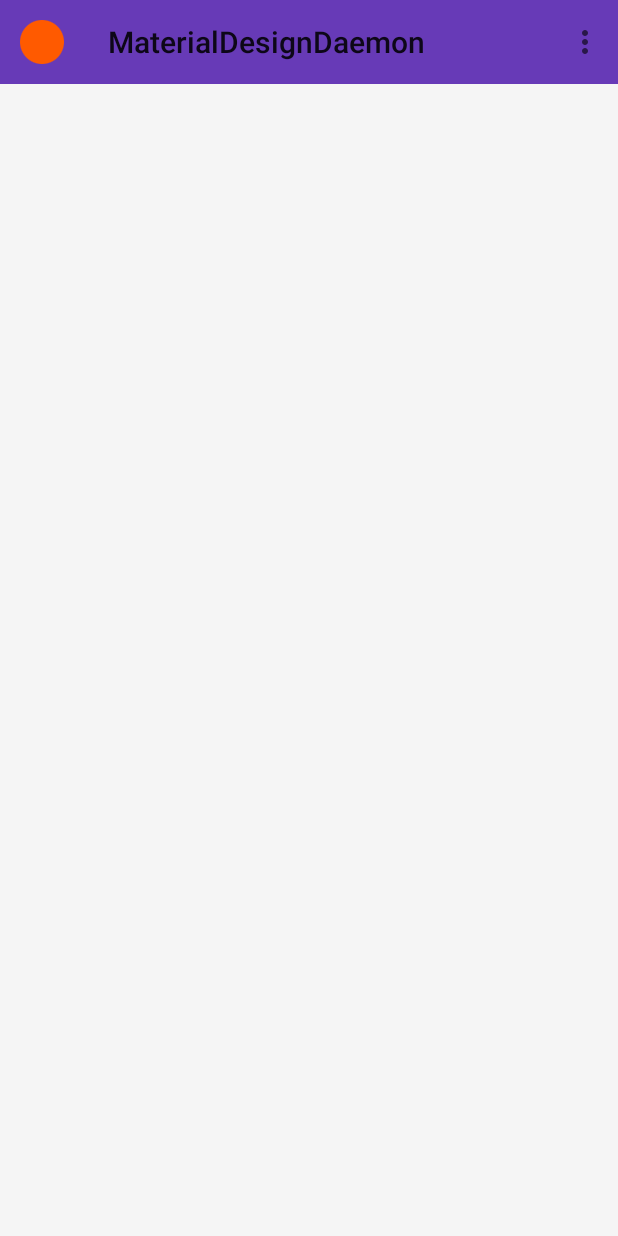
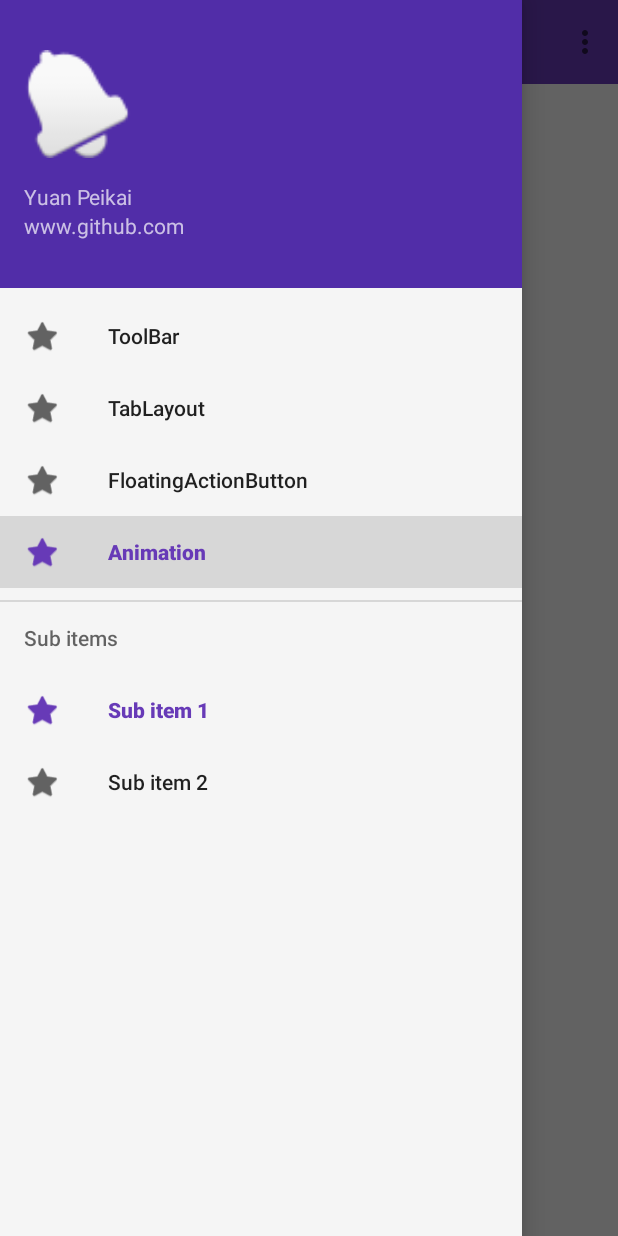
Before and after one commit to dacaoyuan/MaterialDesign, an Android app: the NavigationViewActivity screen opened directly, with no data from a screen before it, in the side drawer, after a tap on "Sub item 1", on a phone screen of 412 x 824 dp. Run offline under Robolectric (Android 15) with nearby library versions, the phone set to English and light mode, and no system bars.

Commit message:
添加了动画

```diff
--- a/app/src/main/AndroidManifest.xml
+++ b/app/src/main/AndroidManifest.xml
@@ -21,6 +21,7 @@
             android:theme="@style/Theme.DesignDemo" />
         <activity android:name=".ToolbarActivity" />
         <activity android:name=".TabLayoutActivity" />
+        <activity android:name=".AnimationActivity"></activity>
     </application>
 
 </manifest>
--- a/app/src/main/java/com/everyoo/materialdesign/MainActivity.java
+++ b/app/src/main/java/com/everyoo/materialdesign/MainActivity.java
@@ -90,7 +90,6 @@ public class MainActivity extends AppCompatActivity {
         //textInputLayoutPassword.setPasswordVisibilityToggleContentDescription();//该功能是为Talkback或其他无障碍功能提供的。
 
 
-
         EditText editTextPass = textInputLayoutPassword.getEditText();//得到EditText的控件实例。
 
 
@@ -121,7 +120,7 @@ public class MainActivity extends AppCompatActivity {
         log.setOnClickListener(new View.OnClickListener() {
             @Override
             public void onClick(View v) {
-                startActivity(new Intent(MainActivity.this, ToolbarActivity.class));
+                startActivity(new Intent(MainActivity.this, NavigationViewActivity.class));
             }
         });
 
--- a/app/src/main/java/com/everyoo/materialdesign/NavigationViewActivity.java
+++ b/app/src/main/java/com/everyoo/materialdesign/NavigationViewActivity.java
@@ -1,5 +1,6 @@
 package com.everyoo.materialdesign;
 
+import android.content.Intent;
 import android.support.annotation.NonNull;
 import android.support.design.widget.NavigationView;
 import android.support.v4.view.GravityCompat;
@@ -8,11 +9,14 @@ import android.support.v7.app.ActionBar;
 import android.support.v7.app.AppCompatActivity;
 import android.os.Bundle;
 import android.support.v7.widget.Toolbar;
+import android.text.TextUtils;
+import android.util.Log;
 import android.view.Menu;
 import android.view.MenuItem;
 
 
 public class NavigationViewActivity extends AppCompatActivity {
+    private static final String TAG = "NavigationViewActivity";
     private DrawerLayout mDrawerLayout;
     private NavigationView mNavigationView;
 
@@ -34,7 +38,6 @@ public class NavigationViewActivity extends AppCompatActivity {
         setupDrawerContent(mNavigationView);
 
 
-
     }
 
     private void setupDrawerContent(NavigationView mNavigationView) {
@@ -42,8 +45,42 @@ public class NavigationViewActivity extends AppCompatActivity {
         mNavigationView.setNavigationItemSelectedListener(new NavigationView.OnNavigationItemSelectedListener() {
             @Override
             public boolean onNavigationItemSelected(@NonNull MenuItem item) {
+                System.out.println("NavigationViewActivity.onNavigationItemSelected");
+                Log.i(TAG, "onNavigationItemSelected:  item.getItemId()= " + item.getItemId());
+                Log.i(TAG, "onNavigationItemSelected:  item.toString()= " + item.toString());
+
+                Log.i(TAG, "onNavigationItemSelected:  item.getTitle()= " + item.getTitle());
+                Log.i(TAG, "onNavigationItemSelected:  item.getSubMenu()= " + item.getSubMenu());
+                Log.i(TAG, "onNavigationItemSelected:  item.getGroupId()= " + item.getGroupId());
+
+                Log.i(TAG, "onNavigationItemSelected:  item.getIcon()= " + item.getIcon());
+                Log.i(TAG, "onNavigationItemSelected:  item.getTitleCondensed()= " + item.getTitleCondensed());
+
+                if (!TextUtils.isEmpty(item.getTitle()) && item.getTitle().equals("ToolBar")) {
+                    startActivity(new Intent(NavigationViewActivity.this, ToolbarActivity.class));
+                    item.setChecked(true);
+                    //item.setIcon(R.mipmap.bg_personal_center_number);
+                }
+                if (!TextUtils.isEmpty(item.getTitle()) && item.getTitle().equals("TabLayout")) {
+                    startActivity(new Intent(NavigationViewActivity.this, TabLayoutActivity.class));
+                    item.setChecked(true);
+                    //item.setIcon(R.mipmap.bg_personal_center_number);
+                }
+                if (!TextUtils.isEmpty(item.getTitle()) && item.getTitle().equals("FloatingActionButton")) {
+                    startActivity(new Intent(NavigationViewActivity.this, FloatingActionButtonActivity.class));
+                    item.setChecked(true);
+                    //item.setIcon(R.mipmap.bg_personal_center_number);
+                }
+
+                if (!TextUtils.isEmpty(item.getTitle()) && item.getTitle().equals("Animation")) {
+                    startActivity(new Intent(NavigationViewActivity.this, AnimationActivity.class));
+                    item.setChecked(true);
+                    //item.setIcon(R.mipmap.bg_personal_center_number);
+                }
+
+
                 item.setChecked(true);
-                mDrawerLayout.closeDrawers();//关闭所有当前打开抽屉视图
+                // mDrawerLayout.closeDrawers();//关闭所有当前打开抽屉视图
                 return true;
             }
         });
--- a/app/src/main/res/layout/activity_floating_action_button.xml
+++ b/app/src/main/res/layout/activity_floating_action_button.xml
@@ -1,5 +1,6 @@
 <?xml version="1.0" encoding="utf-8"?>
 <RelativeLayout xmlns:android="http://schemas.android.com/apk/res/android"
+    xmlns:app="http://schemas.android.com/apk/res-auto"
     xmlns:tools="http://schemas.android.com/tools"
     android:id="@+id/activity_floating_action_button"
     android:layout_width="match_parent"
@@ -33,7 +34,9 @@
         android:layout_height="wrap_content"
         android:layout_centerHorizontal="true"
         android:layout_centerVertical="true"
-        android:src="@android:drawable/ic_input_add">
+        android:padding="30dp"
+        android:src="@android:drawable/ic_input_add"
+        app:layout_anchorGravity="bottom|right|end">
 
 
     </android.support.design.widget.FloatingActionButton>
--- a/app/src/main/res/layout/activity_main.xml
+++ b/app/src/main/res/layout/activity_main.xml
@@ -59,11 +59,13 @@
     <Button
         android:id="@+id/log"
         android:layout_width="match_parent"
-        android:layout_height="wrap_content"
+        android:layout_height="55dp"
         android:layout_alignParentBottom="true"
         android:layout_centerHorizontal="true"
         android:layout_marginBottom="57dp"
-        android:text="登录" />
+        android:background="?android:attr/selectableItemBackgroundBorderless"
+        android:text="登录"
+        tools:targetApi="lollipop" />
 
 
 </RelativeLayout>
--- a/app/src/main/res/menu/menu_drawer.xml
+++ b/app/src/main/res/menu/menu_drawer.xml
@@ -5,19 +5,19 @@
         <item
             android:id="@+id/nav_home"
             android:icon="@android:drawable/btn_star_big_on"
-            android:title="Home" />
+            android:title="ToolBar" />
         <item
             android:id="@+id/nav_messages"
             android:icon="@android:drawable/btn_star_big_on"
-            android:title="Messages" />
+            android:title="TabLayout" />
         <item
             android:id="@+id/nav_friends"
             android:icon="@android:drawable/btn_star_big_on"
-            android:title="Friends" />
+            android:title="FloatingActionButton" />
         <item
             android:id="@+id/nav_discussion"
             android:icon="@android:drawable/btn_star_big_on"
-            android:title="Discussion" />
+            android:title="Animation" />
     </group>
 
     <item android:title="Sub items">
```
Also changed, not shown: app/src/main/java/com/everyoo/materialdesign/AnimationActivity.java (added, +65 -0 lines), app/src/main/res/layout/activity_animation.xml (added, +23 -0 lines).
